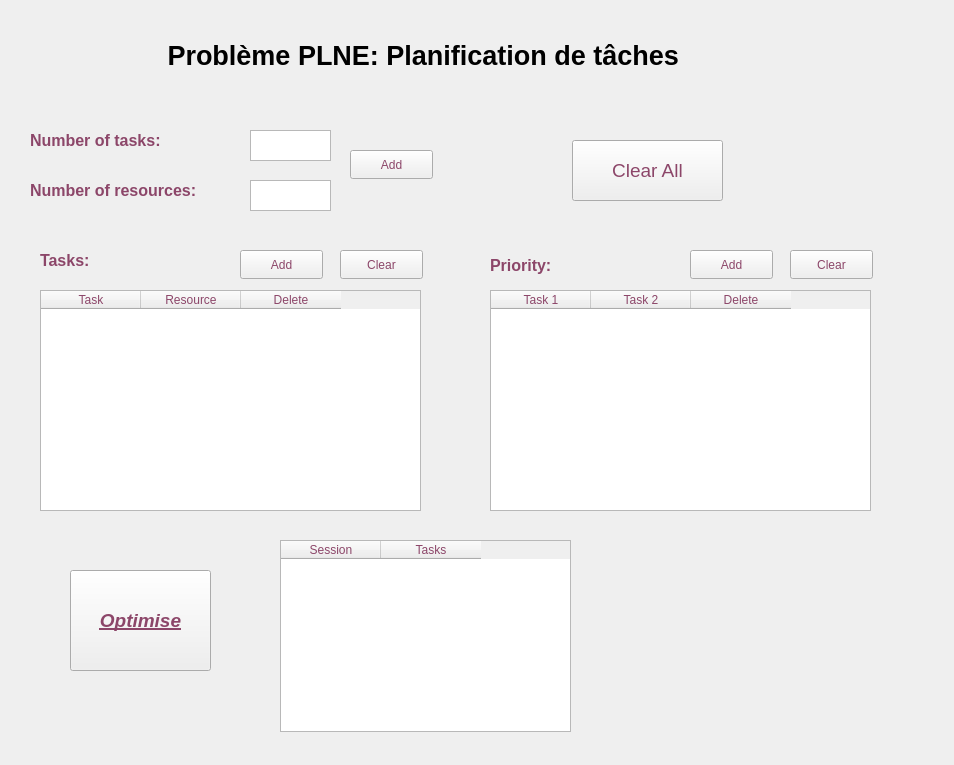
Above: Interfaces/window2.ui from MohamedRebai41/Operations_Research_Project before the change. Below: the same form after it.
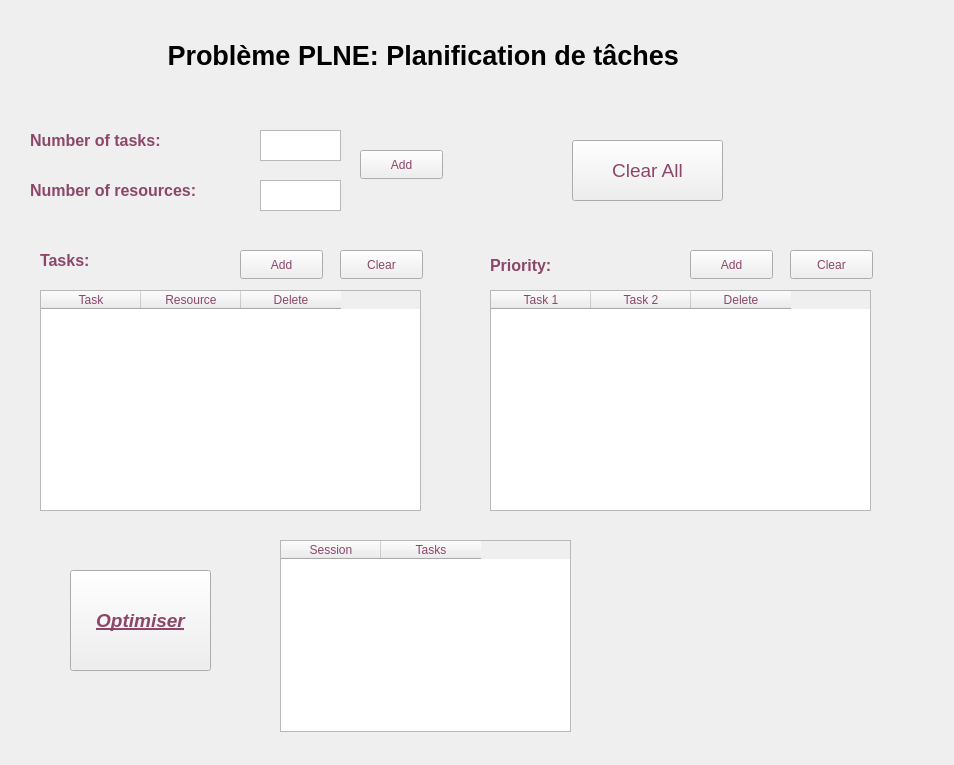
That is the form after the change.

```diff
--- a/Interfaces/window2.ui
+++ b/Interfaces/window2.ui
@@ -120,7 +120,7 @@
   <widget class="QTextEdit" name="text1">
    <property name="geometry">
     <rect>
-     <x>250</x>
+     <x>260</x>
      <y>130</y>
      <width>81</width>
      <height>31</height>
@@ -130,7 +130,7 @@
   <widget class="QTextEdit" name="text2">
    <property name="geometry">
     <rect>
-     <x>250</x>
+     <x>260</x>
      <y>180</y>
      <width>81</width>
      <height>31</height>
@@ -211,7 +211,7 @@
   <widget class="QPushButton" name="button2">
    <property name="geometry">
     <rect>
-     <x>350</x>
+     <x>360</x>
      <y>150</y>
      <width>83</width>
      <height>29</height>
@@ -408,7 +408,7 @@
     </font>
    </property>
    <property name="text">
-    <string>Optimise</string>
+    <string>Optimiser</string>
    </property>
   </widget>
   <widget class="QTableWidget" name="resTable">
```
